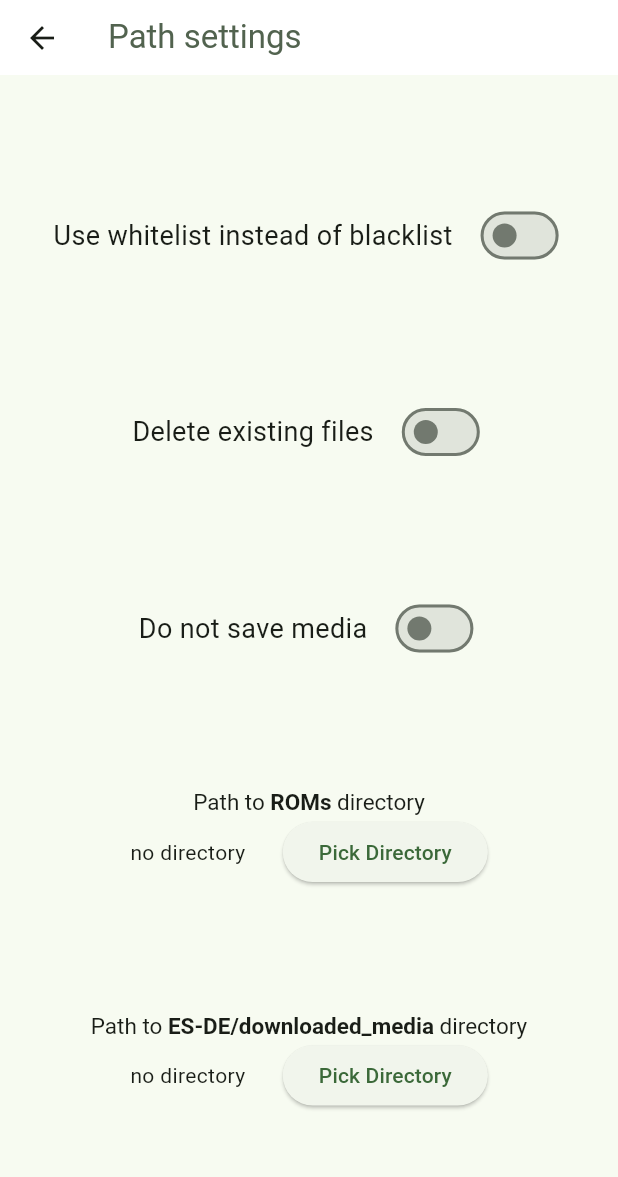
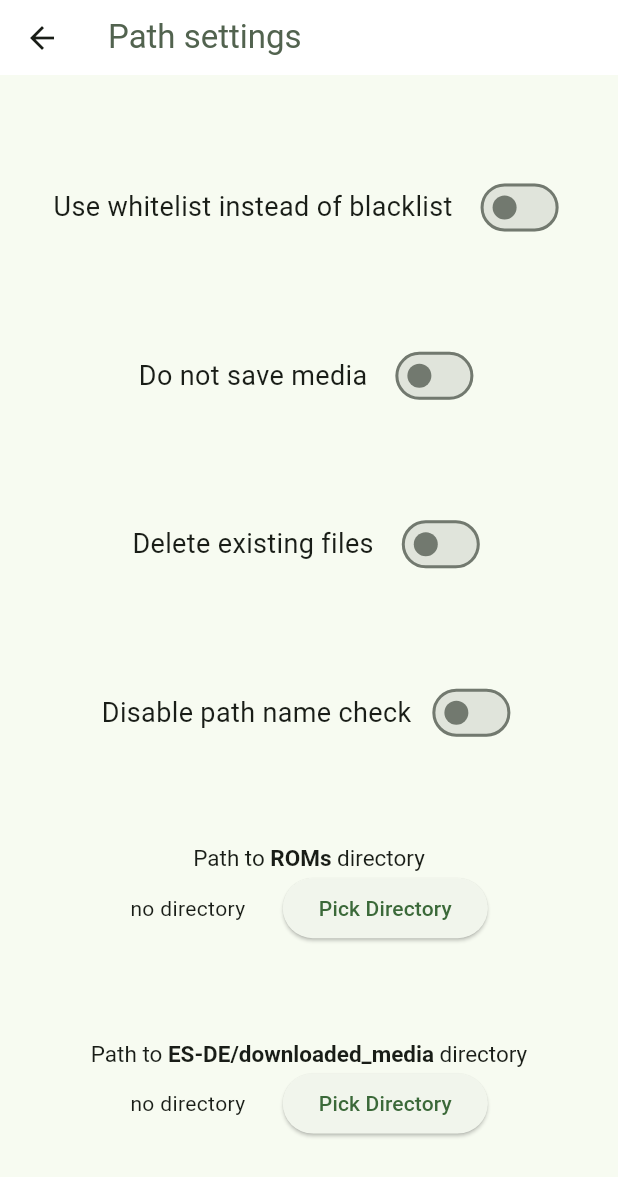
Before and after one commit to BinaryQuantumSoul/esde_android_apps, a Flutter app: the SettingsPage screen opened directly, on a phone screen of 412 x 824 dp. Shown: the top 1177 px of the screen. Run offline on Flutter 3.47's test engine with Material 3 defaults, Android fonts, the phone set to English and light mode, and no system bars; drawn by our look-alikes of dynamic_color; our stand-ins replace file_picker, shared_preferences; missing offline and left inert: installed_apps; accounts and stored records are empty.

Commit message:
Allow disabling path check

```diff
--- a/lib/settings.dart
+++ b/lib/settings.dart
@@ -28,16 +28,22 @@ class SettingsPage extends StatelessWidget {
                   settingsProvider.whitelist = newValue;
                 }),
             SwitchSetting(
+                text: 'Do not save media ',
+                value: settingsProvider.doNotSaveMedia,
+                onChanged: (bool newValue) {
+                  settingsProvider.doNotSaveMedia = newValue;
+                }),
+            SwitchSetting(
                 text: 'Delete existing files ',
                 value: settingsProvider.overwriteDirs,
                 onChanged: (bool newValue) {
                   settingsProvider.overwriteDirs = newValue;
                 }),
             SwitchSetting(
-                text: 'Do not save media ',
-                value: settingsProvider.doNotSaveMedia,
+                text: 'Disable path name check',
+                value: settingsProvider.disablePathCheck,
                 onChanged: (bool newValue) {
-                  settingsProvider.doNotSaveMedia = newValue;
+                  settingsProvider.disablePathCheck = newValue;
                 }),
             PathPicker(
                 pickerText: 'ROMs',
@@ -45,7 +51,7 @@ class SettingsPage extends StatelessWidget {
                 onChanged: (String newString) {
                   settingsProvider.pathRoms = newString;
                 },
-                nameCheck: 'ROMs'),
+                nameCheck: settingsProvider.disablePathCheck ? '' : 'ROMs'),
             if (!settingsProvider.doNotSaveMedia)
               PathPicker(
                   pickerText: 'ES-DE/downloaded_media',
--- a/lib/storage.dart
+++ b/lib/storage.dart
@@ -7,12 +7,14 @@ class SettingsProvider with ChangeNotifier {
   late bool _whitelist;
   late bool _overwriteDirs;
   late bool _doNotSaveMedia;
+  late bool _disablePathCheck;
   late String _pathRoms;
   late String _pathMedia;
 
   bool get whitelist => _whitelist;
   bool get overwriteDirs => _overwriteDirs;
   bool get doNotSaveMedia => _doNotSaveMedia;
+  bool get disablePathCheck => _disablePathCheck;
   String get pathRoms => _pathRoms;
   String get pathMedia => _pathMedia;
 
@@ -23,6 +25,10 @@ class SettingsProvider with ChangeNotifier {
   }
 
   set overwriteDirs(bool value) {
+    if (value) {
+      disablePathCheck = false;
+    }
+
     _overwriteDirs = value;
     prefs.setBool('setting_overwrite', value);
     notifyListeners();
@@ -31,6 +37,18 @@ class SettingsProvider with ChangeNotifier {
   set doNotSaveMedia(bool value) {
     _doNotSaveMedia = value;
     prefs.setBool('setting_no_media', value);
+    notifyListeners();
+  }
+
+  set disablePathCheck(bool value) {
+    if (value) {
+      overwriteDirs = false;
+    } else if (_disablePathCheck) {
+      pathRoms = '';
+    }
+
+    _disablePathCheck = value;
+    prefs.setBool('setting_disable_path_check', value);
     notifyListeners();
   }
 
@@ -52,6 +70,7 @@ class SettingsProvider with ChangeNotifier {
     _whitelist = prefs.getBool('setting_whitelist') ?? false;
     _overwriteDirs = prefs.getBool('setting_overwrite') ?? false;
     _doNotSaveMedia = prefs.getBool('setting_no_media') ?? false;
+    _disablePathCheck = prefs.getBool('setting_disable_path_check') ?? false;
 
     _pathRoms = prefs.getString('setting_path_roms') ?? 'no directory';
     _pathMedia = prefs.getString('setting_path_media') ?? 'no directory';
```
